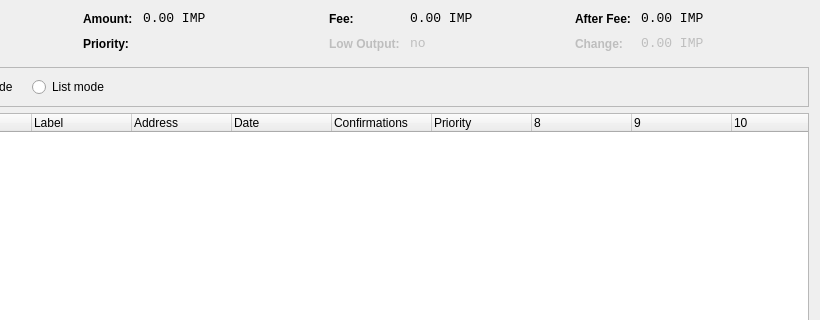
This is src/qt/forms/coincontroldialog.ui in impleum/ImpleumQt as Qt 5 draws it before an edit; both pictures show x 180 to 1000 and y 0 to 320 of the 1000 by 500 pixel window. The edited form follows.
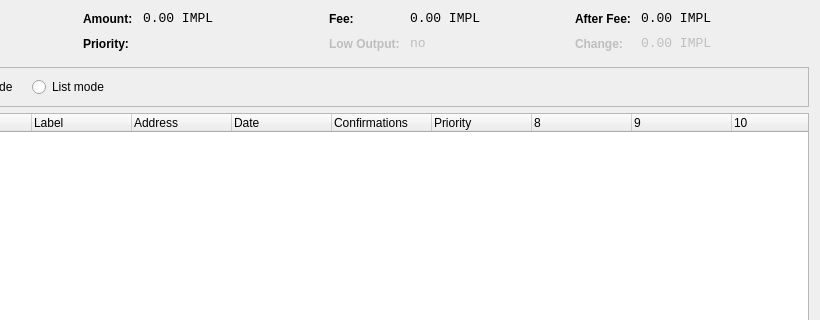
This is the edited form. Custom widgets are drawn as their Qt base class.

What changed in the file:
```diff
--- a/src/qt/forms/coincontroldialog.ui
+++ b/src/qt/forms/coincontroldialog.ui
@@ -141,7 +141,7 @@
           <enum>Qt::ActionsContextMenu</enum>
          </property>
          <property name="text">
-          <string notr="true">0.00 IMP</string>
+          <string notr="true">0.00 IMPL</string>
          </property>
          <property name="textInteractionFlags">
           <set>Qt::LinksAccessibleByMouse|Qt::TextSelectableByKeyboard|Qt::TextSelectableByMouse</set>
@@ -221,7 +221,7 @@
           <enum>Qt::ActionsContextMenu</enum>
          </property>
          <property name="text">
-          <string notr="true">0.00 IMP</string>
+          <string notr="true">0.00 IMPL</string>
          </property>
          <property name="textInteractionFlags">
           <set>Qt::LinksAccessibleByMouse|Qt::TextSelectableByKeyboard|Qt::TextSelectableByMouse</set>
@@ -307,7 +307,7 @@
           <enum>Qt::ActionsContextMenu</enum>
          </property>
          <property name="text">
-          <string notr="true">0.00 IMP</string>
+          <string notr="true">0.00 IMPL</string>
          </property>
          <property name="textInteractionFlags">
           <set>Qt::LinksAccessibleByMouse|Qt::TextSelectableByKeyboard|Qt::TextSelectableByMouse</set>
@@ -345,7 +345,7 @@
           <enum>Qt::ActionsContextMenu</enum>
          </property>
          <property name="text">
-          <string notr="true">0.00 IMP</string>
+          <string notr="true">0.00 IMPL</string>
          </property>
          <property name="textInteractionFlags">
           <set>Qt::LinksAccessibleByMouse|Qt::TextSelectableByKeyboard|Qt::TextSelectableByMouse</set>
```
